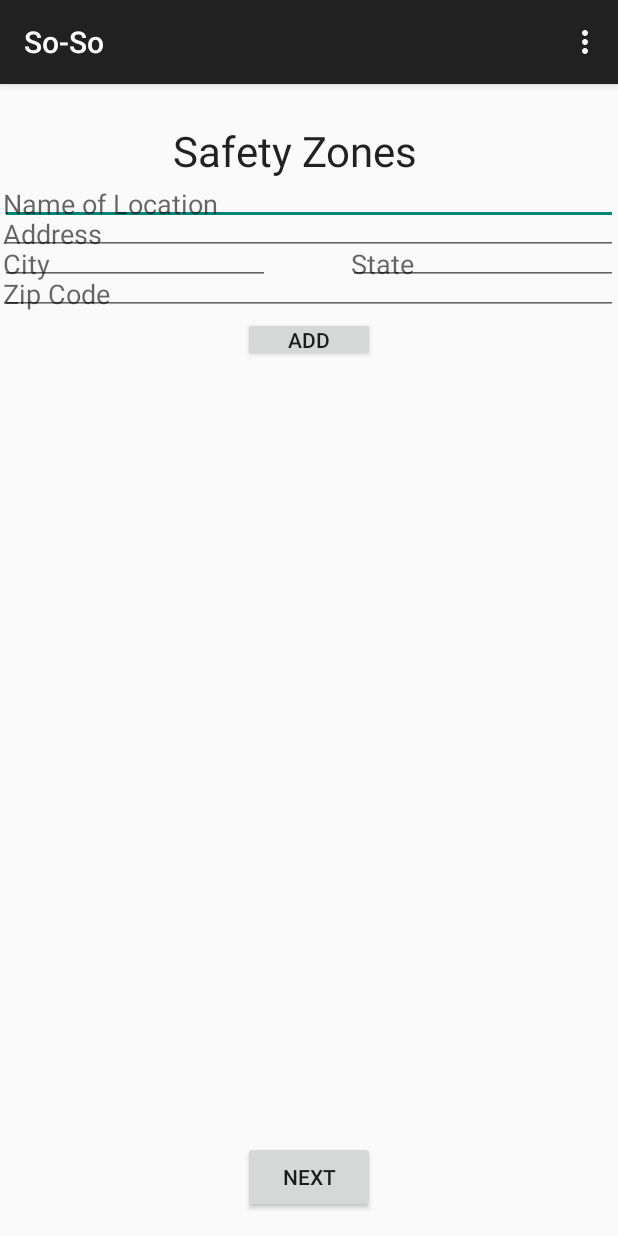
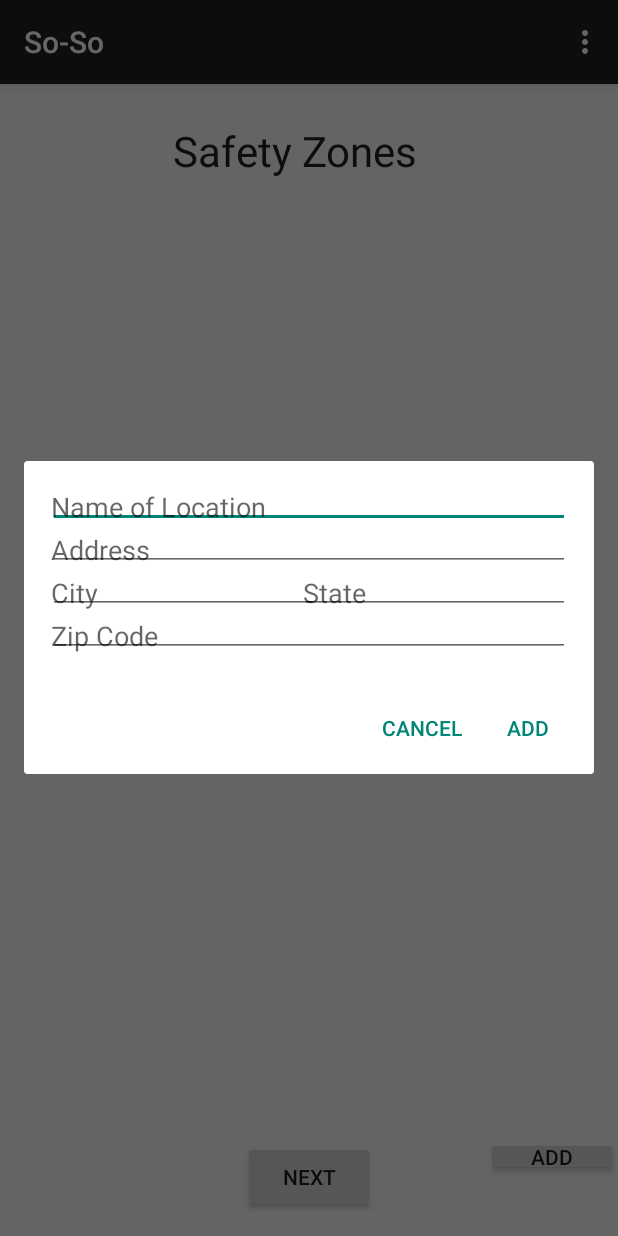
Before and after one commit to juliewiederhold/capstone, an Android app: the SafetyZonePage screen opened directly, with no data from a screen before it, after a tap on "ADD", on a phone screen of 412 x 824 dp. Run offline under Robolectric (Android 15) with nearby library versions, the phone set to English and light mode, and no system bars.

Commit message:
organized strings, updated safety zone layout

```diff
--- a/app/src/main/java/edu/washington/akpuri/capstone/SafetyZonePage.java
+++ b/app/src/main/java/edu/washington/akpuri/capstone/SafetyZonePage.java
@@ -9,7 +9,6 @@ import android.support.v4.app.Fragment;
 import android.support.v4.app.FragmentTransaction;
 import android.support.v7.app.ActionBarActivity;
 import android.os.Bundle;
-import android.util.Log;
 import android.view.LayoutInflater;
 import android.view.Menu;
 import android.view.MenuItem;
@@ -22,12 +21,8 @@ import android.widget.ListView;
 import android.widget.SimpleAdapter;
 import android.widget.Toast;
 
-import com.parse.GetCallback;
-import com.parse.ParseException;
 import com.parse.ParseObject;
-import com.parse.ParseQuery;
 import com.parse.ParseUser;
-import com.parse.SaveCallback;
 
 import java.util.ArrayList;
 import java.util.HashMap;
@@ -35,17 +30,12 @@ import java.util.HashMap;
 
 public class SafetyZonePage extends ActionBarActivity {
     private static ArrayList<SafetyZone> existingSafetyZones = new ArrayList<>();
-    private static ArrayList<ParseObject> pendingSafetyZones;                              // parse
     private static ArrayList<HashMap<String, String>> safetyZoneInformation = new ArrayList<>();
 
     @Override
     protected void onCreate(Bundle savedInstanceState) {
         super.onCreate(savedInstanceState);
         setContentView(R.layout.activity_safety_zone);
-
-        pendingSafetyZones = new ArrayList<ParseObject>();                  // parse
-
-        final Bundle saved = savedInstanceState;
 
         if (savedInstanceState == null) {
             getSupportFragmentManager().beginTransaction()
@@ -66,11 +56,23 @@ public class SafetyZonePage extends ActionBarActivity {
         add_safety_zone_location.setOnClickListener(new View.OnClickListener() {
             @Override
             public void onClick(View v) {
-                EditText nameText = (EditText) findViewById(R.id.safety_zone_name);
-                EditText addressText = (EditText) findViewById(R.id.address);
-                EditText cityText = (EditText) findViewById(R.id.city);
-                EditText zipText = (EditText) findViewById(R.id.zip);
-                EditText stateText = (EditText) findViewById(R.id.state);
+                LayoutInflater inflater = getLayoutInflater();
+
+                final View fragmentView = inflater.inflate(R.layout.fragment_safety_zone, null);
+                AlertDialog.Builder builder = new AlertDialog.Builder(fragmentView.getContext());
+
+                // Inflate and set the layout for the dialog
+                // Pass null as the parent view because its going in the dialog layout
+                builder.setView(fragmentView)
+                        // Add action buttons
+                        .setPositiveButton("Add", new DialogInterface.OnClickListener(){
+                            @Override
+                            public void onClick(DialogInterface dialog, int id) {
+                                EditText nameText = (EditText) fragmentView.findViewById(R.id.safety_zone_name);
+                                EditText addressText = (EditText) fragmentView.findViewById(R.id.address);
+                                EditText cityText = (EditText) fragmentView.findViewById(R.id.city);
+                                EditText zipText = (EditText) fragmentView.findViewById(R.id.zip);
+                                EditText stateText = (EditText) fragmentView.findViewById(R.id.state);
 
                                 String name = nameText.getText().toString();
                                 String address = addressText.getText().toString();
@@ -98,6 +100,16 @@ public class SafetyZonePage extends ActionBarActivity {
                                     Toast toast = Toast.makeText(context, text, duration);
                                     toast.show();
                                 }
+                            }
+                        })
+                        .setNegativeButton("Cancel", new DialogInterface.OnClickListener() {
+                            public void onClick(DialogInterface dialog, int id) {
+
+                            }
+                        });
+
+                builder.create();
+                builder.show();
             }
         });
 
--- a/app/src/main/res/layout/activity_safety_zone.xml
+++ b/app/src/main/res/layout/activity_safety_zone.xml
@@ -20,7 +20,7 @@
         android:layout_marginLeft="115dp"
         android:layout_gravity="left|top" />
 
-    <EditText
+    <!--<EditText
         android:id="@+id/safety_zone_name"
         android:layout_width="fill_parent"
         android:layout_height="wrap_content"
@@ -83,24 +83,7 @@
         android:layout_marginTop="105dp"
         android:layout_gravity="right|top" />
 
-    <Button
-        android:layout_width="wrap_content"
-        android:layout_height="30dp"
-        android:padding="2dp"
-        android:text="@string/add_button_text"
-        android:id="@+id/add_safety_zone_location"
-        android:layout_below="@+id/zip"
-        android:layout_centerHorizontal="true"
-        android:layout_gravity="center_horizontal|top"
-        android:layout_marginTop="155dp" />
-
-    <FrameLayout
-        android:layout_width="fill_parent"
-        android:layout_height="289dp"
-        android:layout_gravity="center_horizontal"
-        android:id="@+id/current_safety_zones"
-        android:layout_marginTop="200dp"></FrameLayout>
-
+     -->
     <Button
         android:layout_width="wrap_content"
         android:layout_height="wrap_content"
@@ -109,4 +92,22 @@
         android:layout_gravity="center_horizontal|bottom"
         android:layout_marginBottom="15dp" />
 
+    <FrameLayout
+        android:layout_width="fill_parent"
+        android:layout_height="430dp"
+        android:layout_gravity="right|top"
+        android:id="@+id/current_safety_zones"
+        android:layout_marginTop="60dp"></FrameLayout>
+
+    <Button
+        android:layout_width="wrap_content"
+        android:layout_height="26dp"
+        android:padding="2dp"
+        android:text="@string/add_button_text"
+        android:id="@+id/add_safety_zone_location"
+        android:layout_below="@+id/zip"
+        android:layout_centerHorizontal="true"
+        android:layout_gravity="right|bottom"
+        android:layout_marginBottom="40dp" />
+
 </FrameLayout>
```
Also changed, not shown: app/src/main/res/values/strings.xml (+34 -24 lines). Lines whose indentation alone changed are shown as unchanged.
